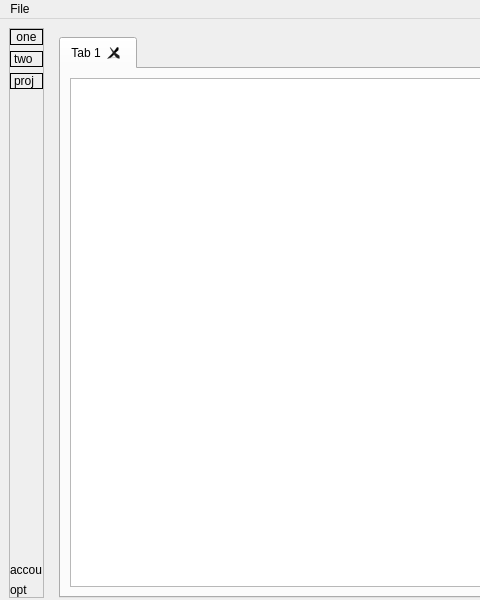
Before: the Qt Designer form ui/mainwindow.ui in lasest/manuwrite, drawn with Qt 5; both pictures show x 0 to 480 and y 0 to 600 of the 800 by 600 pixel window.
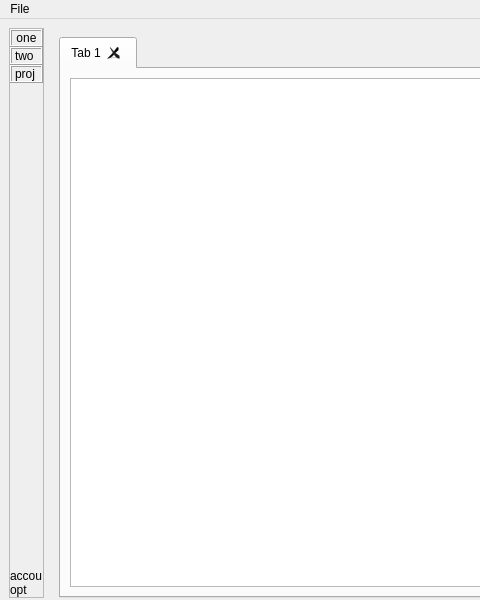
After: the same form once the commit is applied. Custom widgets are drawn as their Qt base class.

Diff of the .ui file:
```diff
--- a/ui/mainwindow.ui
+++ b/ui/mainwindow.ui
@@ -36,6 +36,9 @@
        <enum>QFrame::Raised</enum>
       </property>
       <layout class="QVBoxLayout" name="verticalLayout">
+       <property name="spacing">
+        <number>0</number>
+       </property>
        <property name="leftMargin">
         <number>0</number>
        </property>
@@ -53,19 +56,37 @@
          <property name="frameShape">
           <enum>QFrame::Box</enum>
          </property>
+         <property name="frameShadow">
+          <enum>QFrame::Raised</enum>
+         </property>
+         <property name="lineWidth">
+          <number>1</number>
+         </property>
          <property name="text">
           <string>one</string>
          </property>
          <property name="alignment">
           <set>Qt::AlignCenter</set>
          </property>
+         <property name="margin">
+          <number>0</number>
+         </property>
         </widget>
        </item>
        <item>
         <widget class="QLabelClickable" name="GitTabLabel">
+         <property name="sizePolicy">
+          <sizepolicy hsizetype="Preferred" vsizetype="Preferred">
+           <horstretch>0</horstretch>
+           <verstretch>0</verstretch>
+          </sizepolicy>
+         </property>
          <property name="frameShape">
           <enum>QFrame::Box</enum>
          </property>
+         <property name="frameShadow">
+          <enum>QFrame::Raised</enum>
+         </property>
          <property name="text">
           <string>two</string>
          </property>
@@ -76,6 +97,9 @@
          <property name="frameShape">
           <enum>QFrame::Box</enum>
          </property>
+         <property name="frameShadow">
+          <enum>QFrame::Raised</enum>
+         </property>
          <property name="text">
           <string>proj</string>
          </property>
```
